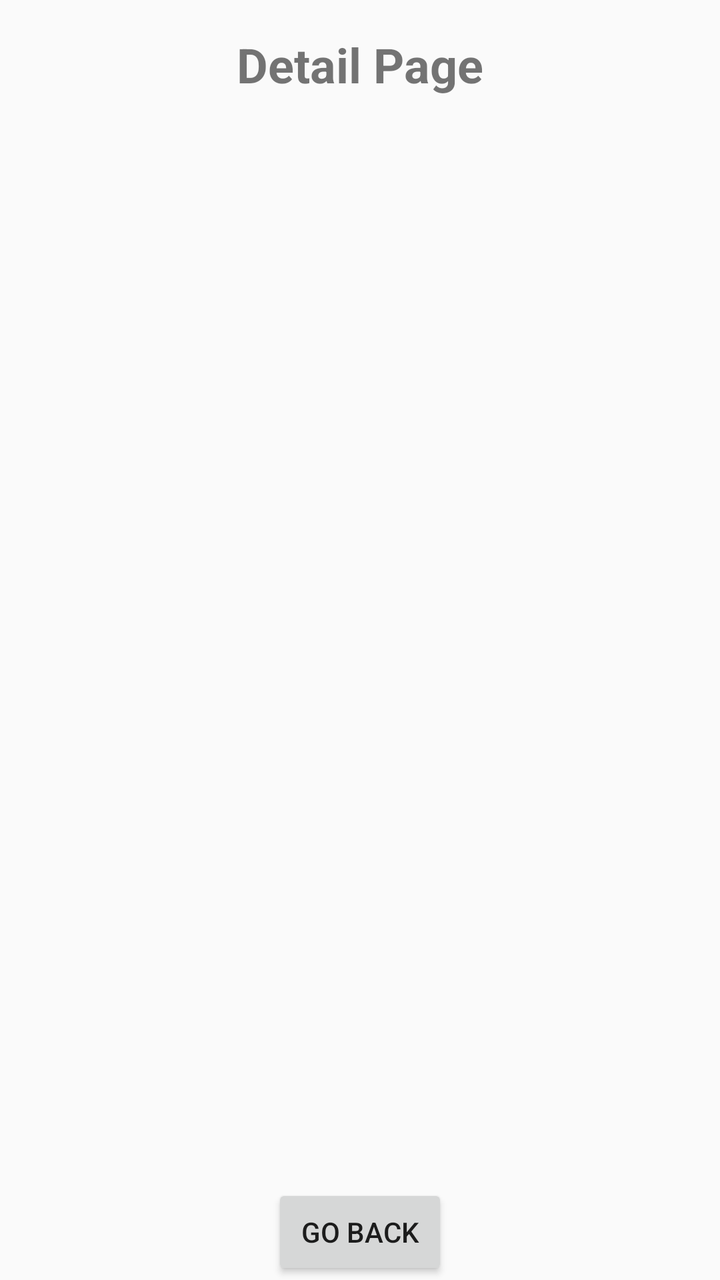
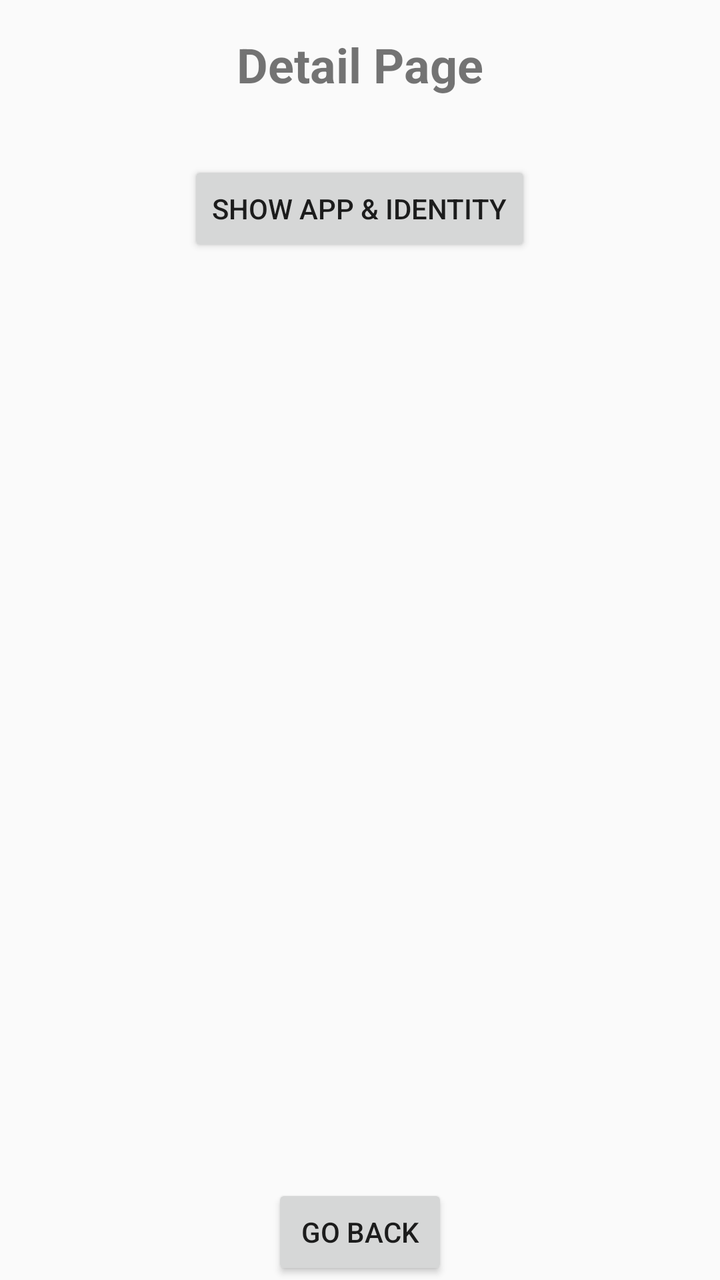

The first picture is an Android layout as it rendered before a commit; the second is the same layout after the commit. The layout source and the unified diff follow.
<!-- AndroidManifest.xml: application theme Theme.Preset -->
<!-- res/layout/page_detail.xml -->
<?xml version="1.0" encoding="utf-8"?>
<LinearLayout xmlns:android="http://schemas.android.com/apk/res/android"
    android:layout_width="match_parent"
    android:layout_height="match_parent"
    android:orientation="vertical"
    android:gravity="center">

    <TextView
        android:id="@+id/detailTitle"
        android:layout_width="wrap_content"
        android:layout_height="wrap_content"
        android:text="Detail Page"
        android:textSize="24sp"
        android:textStyle="bold"
        android:padding="16dp" />

    <ScrollView
        android:layout_width="match_parent"
        android:layout_height="0dp"
        android:layout_weight="1">

        <LinearLayout
            android:id="@+id/detailList"
            android:layout_width="match_parent"
            android:layout_height="wrap_content"
            android:orientation="vertical"
            android:padding="16dp" />

    </ScrollView>

    <Button
        android:id="@+id/backButton"
        android:layout_width="wrap_content"
        android:layout_height="wrap_content"
        android:layout_marginTop="16dp"
        android:text="Go Back" />

</LinearLayout>
<!-- resources referenced by this layout -->
<resources>
  <style name="Theme.Preset" parent="Theme.AppCompat.Light.DarkActionBar">
          <item name="colorPrimary">#1976D2</item>
          <item name="colorPrimaryDark">#1565C0</item>
          <item name="colorAccent">#FF6F00</item>
      </style>
</resources>

<!-- the commit's change to res/layout/page_detail.xml (unified diff, before → after) -->
@@ -20,11 +20,26 @@
         android:layout_weight="1">
 
         <LinearLayout
-            android:id="@+id/detailList"
             android:layout_width="match_parent"
             android:layout_height="wrap_content"
             android:orientation="vertical"
-            android:padding="16dp" />
+            android:padding="16dp">
+
+            <Button
+                android:id="@+id/showDetailInfoDialogButton"
+                android:layout_width="wrap_content"
+                android:layout_height="wrap_content"
+                android:layout_gravity="center_horizontal"
+                android:layout_marginBottom="8dp"
+                android:text="Show App &amp; Identity" />
+
+            <LinearLayout
+                android:id="@+id/detailList"
+                android:layout_width="match_parent"
+                android:layout_height="wrap_content"
+                android:orientation="vertical" />
+
+        </LinearLayout>
 
     </ScrollView>
 
